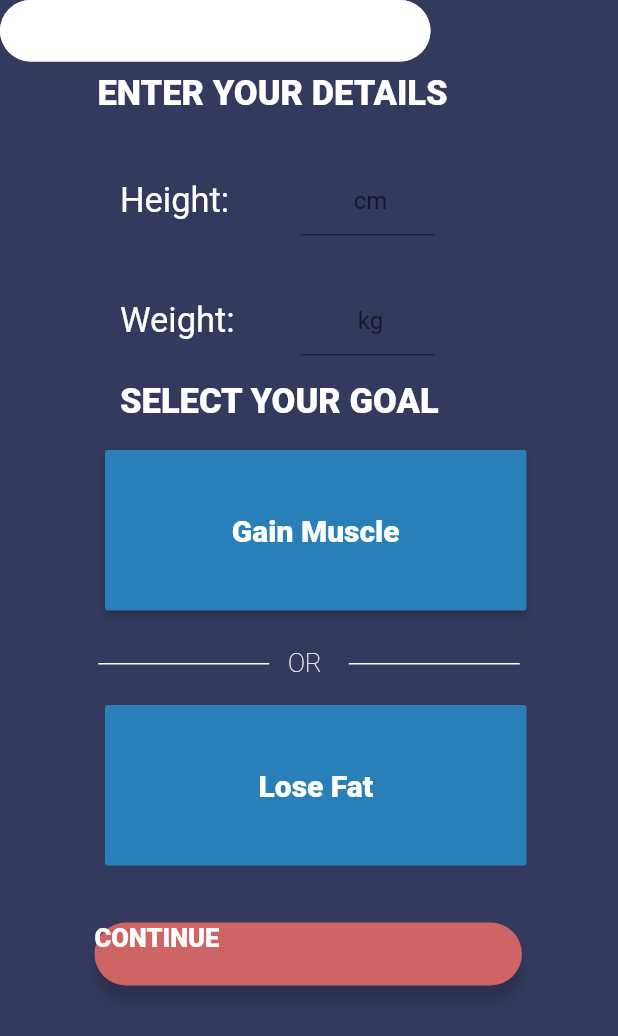
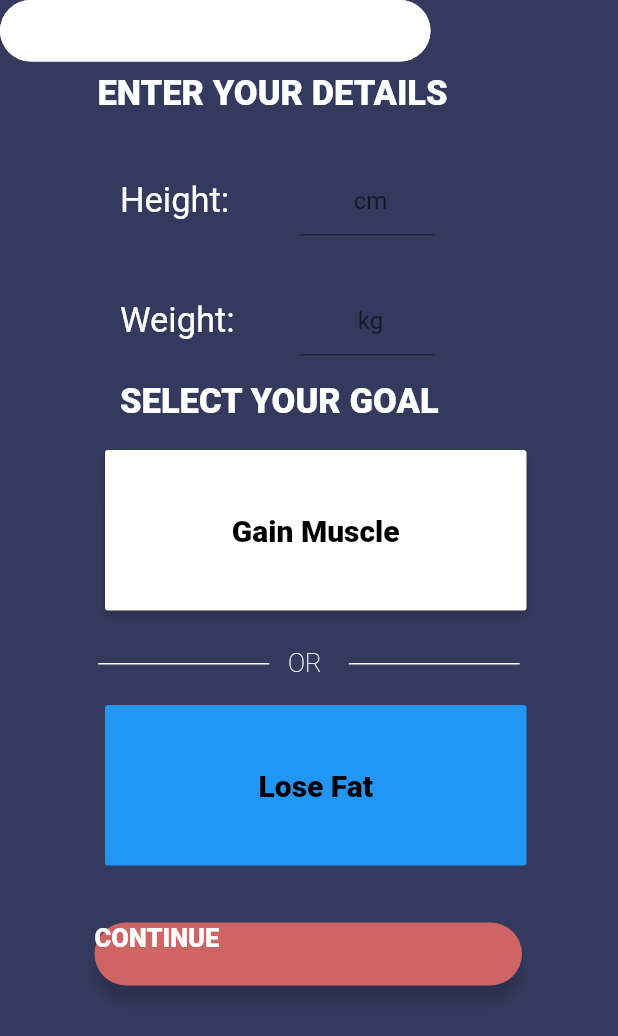
Before and after one commit to RubberDuckDestroyer/Say-No-to-Obese, a Flutter app: the FF_heightAndWeight screen opened directly, on a phone screen of 412 x 824 dp. Shown: the top 1036 px of the screen. Run offline on Flutter 3.47's test engine with Material 2 defaults, Android fonts, the phone set to English and light mode, and no system bars; our stand-ins replace flutter_dotenv, flutter_svg; missing offline and left inert: adobe_xd, dart:ffi, mongo_dart; Roboto replaces fonts that are missing (Montserrat).

Commit message:
Updated Buton colors and scheme

```diff
--- a/lib/FF_heightAndWeight.dart
+++ b/lib/FF_heightAndWeight.dart
@@ -188,19 +188,13 @@ class FF_heightAndWeight extends StatelessWidget {
                   height: 107,
                   child: RaisedButton(
                     onPressed: () {},
-                    // color: pressAttention ? Colors.grey : Colors.blue,
-                    // onPressed: () => SetState(() => pressAttention = !pressAttention),
-
-                    // color: pressAttention ? Colors.grey : Colors.blue,
-                    // onPressed: () => SetState(() => pressAttention = !pressAttention),
-
-                    color: const Color(0xff2980b9),
+                    color: Colors.white,
                     child: Text(
                       'Gain Muscle',
                       style: TextStyle(
                         fontFamily: 'Montserrat',
                         fontSize: 20,
-                        color: const Color(0xffffffff),
+                        color: Colors.black,
                         fontWeight: FontWeight.w900,
                       ),
                       textAlign: TextAlign.center,
@@ -220,13 +214,13 @@ class FF_heightAndWeight extends StatelessWidget {
                   height: 107,
                   child: FlatButton(
                     onPressed: () {},
-                    color: const Color(0xff2980b9),
+                    color: Colors.blue,
                     child: Text(
                       'Lose Fat',
                       style: TextStyle(
                         fontFamily: 'Montserrat',
                         fontSize: 20,
-                        color: const Color(0xffffffff),
+                        color: Colors.black,
                         fontWeight: FontWeight.w900,
                       ),
                       textAlign: TextAlign.center,
```
